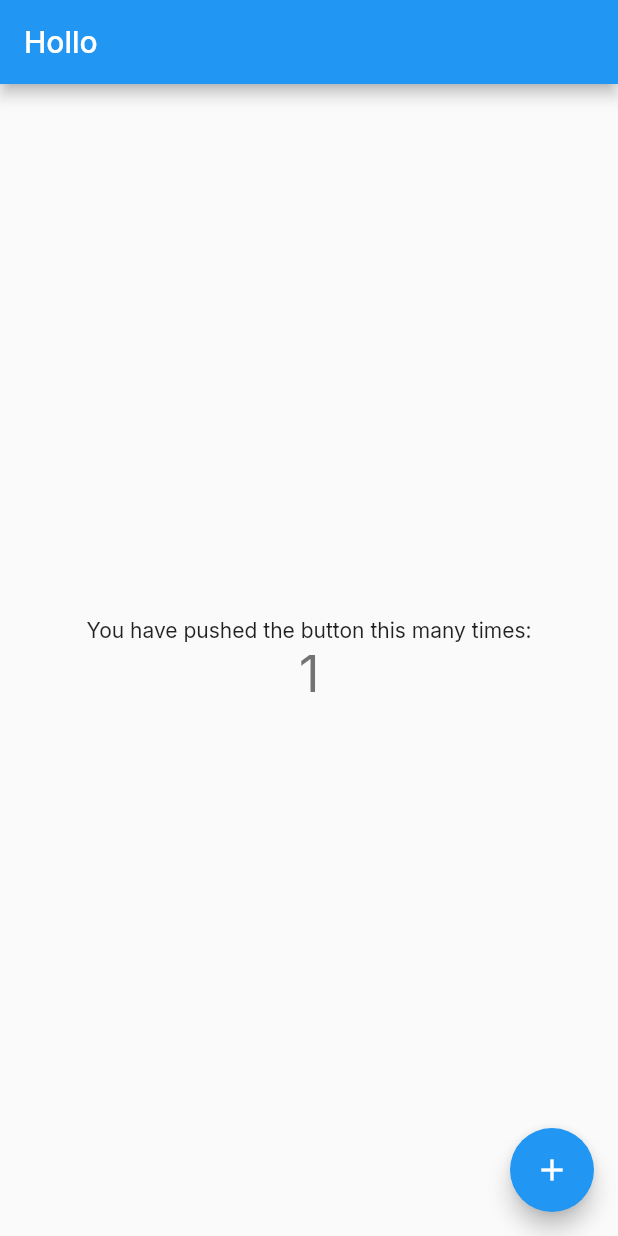
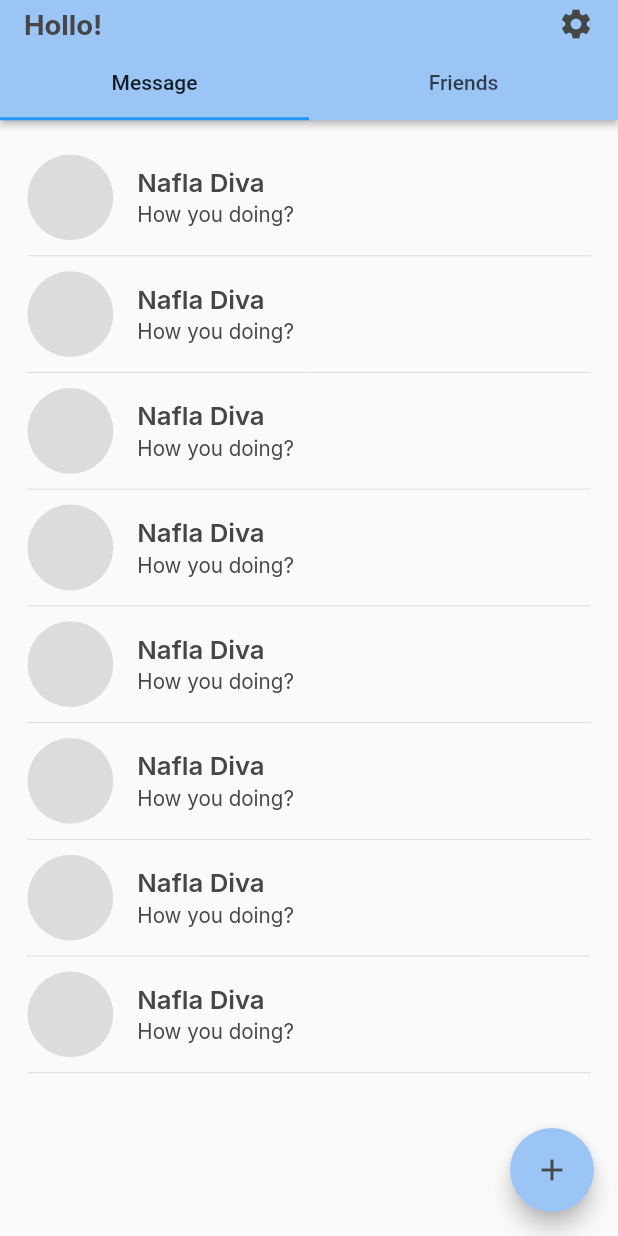
Before and after one commit to nafladiva/hollo-chat-app, a Flutter app: the screen it shows after launch, after a tap on the "add" icon, on a phone screen of 412 x 824 dp. Run offline on Flutter 3.47's test engine with Material 2 defaults, Android fonts, the light colour scheme and no system bars; our stand-ins replace bloc, equatable, firebase_core, flutter_bloc, flutter_screenutil, google_fonts; accounts and stored records are empty.

Commit message:
feat: add main page UI

```diff
--- a/lib/core/themes.dart
+++ b/lib/core/themes.dart
@@ -7,6 +7,10 @@ class Themes {
   static ThemeData get init {
     return ThemeData(
       primaryColor: MyColor.primary,
+      appBarTheme: const AppBarTheme(color: MyColor.primary),
+      floatingActionButtonTheme: const FloatingActionButtonThemeData(
+        backgroundColor: MyColor.primary,
+      ),
       textTheme: GoogleFonts.interTextTheme(),
     );
   }
--- /dev/null
+++ b/lib/features/main/cubits/cubits.dart
@@ -0,0 +1 @@
+export 'main_page/main_cubit.dart';
--- /dev/null
+++ b/lib/features/main/cubits/main_page/main_cubit.dart
@@ -0,0 +1,32 @@
+import 'package:bloc/bloc.dart';
+import 'package:equatable/equatable.dart';
+
+import '../../enums/enums.dart';
+
+part 'main_state.dart';
+
+class MainCubit extends Cubit<MainState> {
+  MainCubit() : super(const MainState());
+
+  void moveToMessageTab() {
+    emit(state.copyWith(tabType: TabType.message));
+  }
+
+  void moveToFriendTab() {
+    emit(state.copyWith(tabType: TabType.friend));
+  }
+
+  void setTabByIndex(int index) {
+    switch (index) {
+      case 0:
+        moveToMessageTab();
+        break;
+      case 1:
+        moveToFriendTab();
+        break;
+      default:
+        moveToMessageTab();
+        break;
+    }
+  }
+}
--- /dev/null
+++ b/lib/features/main/cubits/main_page/main_state.dart
@@ -0,0 +1,23 @@
+part of 'main_cubit.dart';
+
+class MainState extends Equatable {
+  final TabType tabType;
+
+  const MainState({
+    this.tabType = TabType.message,
+  });
+
+  bool get isOnMessage => tabType == TabType.message;
+  bool get isOnFriend => tabType == TabType.friend;
+
+  MainState copyWith({
+    TabType? tabType,
+  }) {
+    return MainState(
+      tabType: tabType ?? this.tabType,
+    );
+  }
+
+  @override
+  List<Object?> get props => [tabType];
+}
--- /dev/null
+++ b/lib/features/main/enums/enums.dart
@@ -0,0 +1 @@
+export 'main_enum.dart';
--- /dev/null
+++ b/lib/features/main/enums/main_enum.dart
@@ -0,0 +1 @@
+enum TabType { message, friend }
--- /dev/null
+++ b/lib/features/main/helpers/helpers.dart
@@ -0,0 +1 @@
+export 'tab_helper.dart';
--- /dev/null
+++ b/lib/features/main/helpers/tab_helper.dart
@@ -0,0 +1,14 @@
+import '../enums/enums.dart';
+
+class TabHelper {
+  static int getIndex(TabType tab) {
+    switch (tab) {
+      case TabType.message:
+        return 0;
+      case TabType.friend:
+        return 1;
+      default:
+        return 0;
+    }
+  }
+}
--- /dev/null
+++ b/lib/features/main/pages/main_page.dart
@@ -0,0 +1,74 @@
+import 'package:flutter/material.dart';
+import 'package:hollo/core/my_color.dart';
+import 'package:flutter_bloc/flutter_bloc.dart';
+
+import '../cubits/cubits.dart';
+import '../helpers/helpers.dart';
+import '../views/views.dart';
+
+class MainPage extends StatefulWidget {
+  const MainPage({super.key});
+
+  @override
+  State<MainPage> createState() => _MainPageState();
+}
+
+class _MainPageState extends State<MainPage>
+    with SingleTickerProviderStateMixin {
+  late MainCubit mainCubit;
+  late TabController tabController;
+
+  @override
+  void initState() {
+    super.initState();
+    mainCubit = MainCubit();
+    tabController = TabController(
+      length: 2,
+      vsync: this,
+      initialIndex: TabHelper.getIndex(
+        mainCubit.state.tabType,
+      ),
+    );
+    tabController.addListener(() {
+      mainCubit.setTabByIndex(tabController.index);
+    });
+  }
+
+  @override
+  void dispose() {
+    mainCubit.close();
+    tabController.dispose();
+    super.dispose();
+  }
+
+  @override
+  Widget build(BuildContext context) {
+    return BlocProvider.value(
+      value: mainCubit,
+      child: BlocBuilder<MainCubit, MainState>(
+        builder: (context, state) {
+          return Scaffold(
+            appBar: MainAppBar(tabController: tabController),
+            floatingActionButton: Visibility(
+              visible: state.isOnMessage,
+              child: FloatingActionButton(
+                child: const Icon(
+                  Icons.add,
+                  color: MyColor.text,
+                ),
+                onPressed: () {},
+              ),
+            ),
+            body: TabBarView(
+              controller: tabController,
+              children: const [
+                MessageListView(),
+                Center(child: Text('friendss')),
+              ],
+            ),
+          );
+        },
+      ),
+    );
+  }
+}
--- /dev/null
+++ b/lib/features/main/pages/pages.dart
@@ -0,0 +1 @@
+export 'main_page.dart';
--- /dev/null
+++ b/lib/features/main/views/main_app_bar.dart
@@ -0,0 +1,52 @@
+import 'package:flutter/material.dart';
+import 'package:flutter_bloc/flutter_bloc.dart';
+import 'package:flutter_screenutil/flutter_screenutil.dart';
+import 'package:hollo/core/core.dart';
+
+import '../cubits/cubits.dart';
+
+class MainAppBar extends StatelessWidget implements PreferredSizeWidget {
+  const MainAppBar({
+    Key? key,
+    required this.tabController,
+  }) : super(key: key);
+
+  final TabController tabController;
+
+  @override
+  Size get preferredSize => Size(double.infinity, 70.w);
+
+  @override
+  Widget build(BuildContext context) {
+    final mainCubit = context.read<MainCubit>();
+
+    return AppBar(
+      centerTitle: false,
+      elevation: 2,
+      title: Text(
+        'Hollo!',
+        style: TStyles.h4(color: MyColor.text),
+      ),
+      actions: [
+        Padding(
+          padding: EdgeInsets.symmetric(horizontal: 14.w),
+          child: InkWell(
+            onTap: () {},
+            child: const Icon(
+              Icons.settings,
+              color: MyColor.text,
+            ),
+          ),
+        ),
+      ],
+      bottom: TabBar(
+        controller: tabController,
+        tabs: const [
+          Tab(text: 'Message'),
+          Tab(text: 'Friends'),
+        ],
+        onTap: (index) => mainCubit.setTabByIndex(index),
+      ),
+    );
+  }
+}
--- /dev/null
+++ b/lib/features/main/views/message_list_view.dart
@@ -0,0 +1,27 @@
+import 'package:flutter/material.dart';
+import 'package:flutter_screenutil/flutter_screenutil.dart';
+
+import '../widgets/widgets.dart';
+
+class MessageListView extends StatelessWidget {
+  const MessageListView({
+    Key? key,
+  }) : super(key: key);
+
+  @override
+  Widget build(BuildContext context) {
+    return SingleChildScrollView(
+      child: Padding(
+        padding: EdgeInsets.symmetric(vertical: 18.w, horizontal: 16.w),
+        child: Column(
+          children: [
+            ...List.generate(
+              8,
+              (index) => const PersonTile(),
+            ),
+          ],
+        ),
+      ),
+    );
+  }
+}
--- /dev/null
+++ b/lib/features/main/views/views.dart
@@ -0,0 +1,2 @@
+export 'main_app_bar.dart';
+export 'message_list_view.dart';
--- /dev/null
+++ b/lib/features/main/widgets/person_tile.dart
@@ -0,0 +1,51 @@
+import 'package:flutter/material.dart';
+import 'package:flutter_screenutil/flutter_screenutil.dart';
+import 'package:hollo/core/core.dart';
+
+class PersonTile extends StatelessWidget {
+  const PersonTile({
+    Key? key,
+  }) : super(key: key);
+
+  @override
+  Widget build(BuildContext context) {
+    return Column(
+      children: [
+        InkWell(
+          onTap: () {},
+          child: Padding(
+            padding: EdgeInsets.symmetric(vertical: 2.w),
+            child: Row(
+              children: [
+                CircleAvatar(
+                  radius: 25.r,
+                  backgroundColor: MyColor.secondary,
+                ),
+                SizedBox(width: 14.w),
+                Column(
+                  crossAxisAlignment: CrossAxisAlignment.start,
+                  children: [
+                    Text(
+                      'Nafla Diva',
+                      maxLines: 1,
+                      overflow: TextOverflow.ellipsis,
+                      style: TStyles.sh2(),
+                    ),
+                    SizedBox(height: 3.w),
+                    Text(
+                      'How you doing?',
+                      maxLines: 1,
+                      overflow: TextOverflow.ellipsis,
+                      style: TStyles.p3(),
+                    ),
+                  ],
+                )
+              ],
+            ),
+          ),
+        ),
+        const Divider(),
+      ],
+    );
+  }
+}
--- /dev/null
+++ b/lib/features/main/widgets/widgets.dart
@@ -0,0 +1 @@
+export 'person_tile.dart';
--- a/lib/main.dart
+++ b/lib/main.dart
@@ -3,6 +3,7 @@ import 'package:flutter/material.dart';
 import 'package:flutter_screenutil/flutter_screenutil.dart';
 
 import 'core/core.dart';
+import 'features/main/pages/pages.dart';
 
 void main() async {
   WidgetsFlutterBinding.ensureInitialized();
@@ -22,56 +23,9 @@ class MyApp extends StatelessWidget {
         return MaterialApp(
           title: 'Hollo',
           theme: Themes.init,
-          home: const MyHomePage(title: 'Hollo'),
+          home: const MainPage(),
         );
       },
     );
   }
 }
-
-class MyHomePage extends StatefulWidget {
-  const MyHomePage({super.key, required this.title});
-
-  final String title;
-
-  @override
-  State<MyHomePage> createState() => _MyHomePageState();
-}
-
-class _MyHomePageState extends State<MyHomePage> {
-  int _counter = 0;
-
-  void _incrementCounter() {
-    setState(() {
-      _counter++;
-    });
-  }
-
-  @override
-  Widget build(BuildContext context) {
-    return Scaffold(
-      appBar: AppBar(
-        title: Text(widget.title),
-      ),
-      body: Center(
-        child: Column(
-          mainAxisAlignment: MainAxisAlignment.center,
-          children: <Widget>[
-            const Text(
-              'You have pushed the button this many times:',
-            ),
-            Text(
-              '$_counter',
-              style: Theme.of(context).textTheme.headline4,
-            ),
-          ],
-        ),
-      ),
-      floatingActionButton: FloatingActionButton(
-        onPressed: _incrementCounter,
-        tooltip: 'Increment',
-        child: const Icon(Icons.add),
-      ),
-    );
-  }
-}
--- a/pubspec.yaml
+++ b/pubspec.yaml
@@ -41,6 +41,7 @@ dependencies:
   firebase_auth: ^4.6.3
   cloud_firestore: ^4.8.1
   firebase_storage: ^11.2.3
+  flutter_secure_storage: ^8.0.0
 
 dev_dependencies:
   flutter_test:
```
Also changed, not shown: pubspec.lock.
